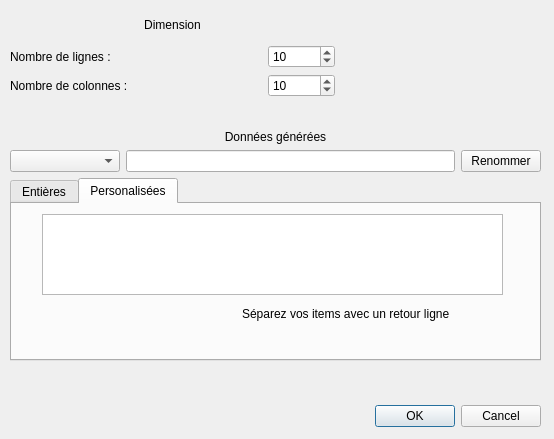
This is QT-src/randomgenerationdialog.ui in Golgoo/IHM-MoonProject as Qt 5 draws it before an edit. The edited form follows.
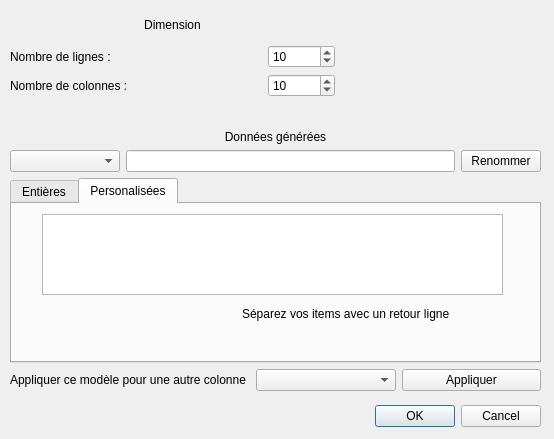
This is the edited form.

Patch:
```diff
--- a/QT-src/randomgenerationdialog.ui
+++ b/QT-src/randomgenerationdialog.ui
@@ -131,7 +131,7 @@
      <x>10</x>
      <y>130</y>
      <width>531</width>
-     <height>231</height>
+     <height>261</height>
     </rect>
    </property>
    <layout class="QVBoxLayout" name="DataLayout">
@@ -326,6 +326,27 @@
       </widget>
      </widget>
     </item>
+    <item>
+     <layout class="QHBoxLayout" name="horizontalLayout_2">
+      <item>
+       <widget class="QLabel" name="label_8">
+        <property name="text">
+         <string>Appliquer ce modèle pour une autre colonne </string>
+        </property>
+       </widget>
+      </item>
+      <item>
+       <widget class="QComboBox" name="other_cols"/>
+      </item>
+      <item>
+       <widget class="QPushButton" name="pushButton_2">
+        <property name="text">
+         <string>Appliquer</string>
+        </property>
+       </widget>
+      </item>
+     </layout>
+    </item>
    </layout>
   </widget>
  </widget>
```
